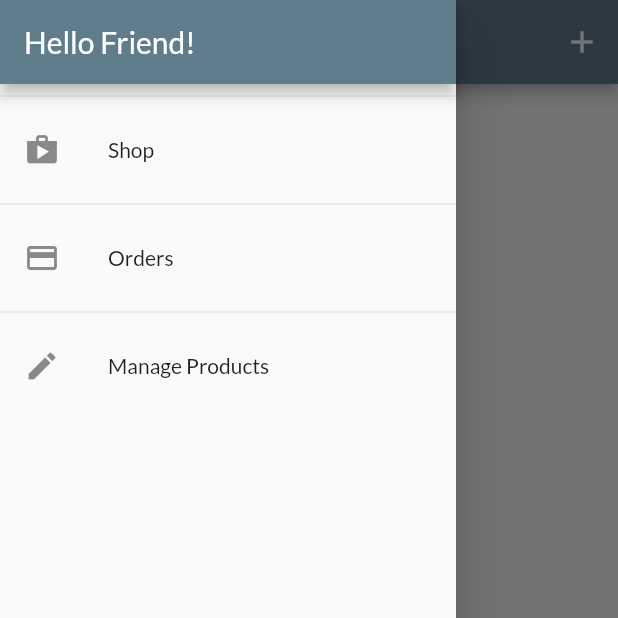
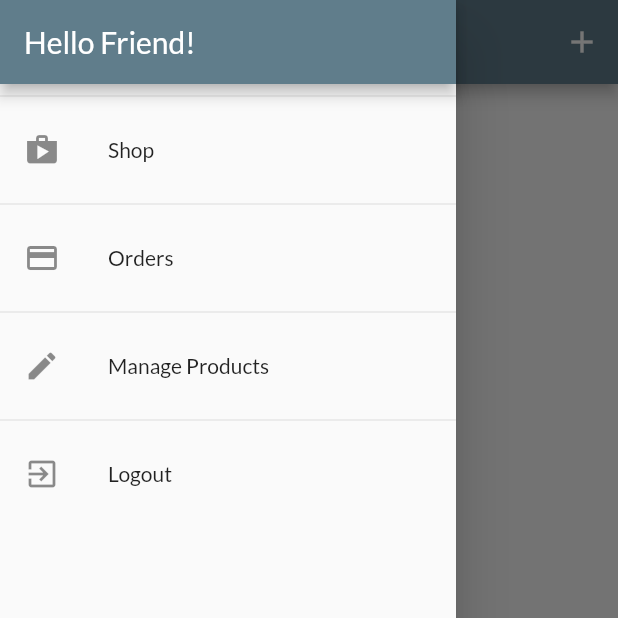
Before and after one commit to khakestari/shop_app, a Flutter app: the UserProductsScreen screen opened by its route, with the side drawer open, on a phone screen of 412 x 824 dp, the top half of it. Run offline on Flutter 3.47's test engine with Material 2 defaults, Android fonts, the phone set to English and light mode, and no system bars; network calls fail.

```diff
--- a/lib/widgets/app_drawer.dart
+++ b/lib/widgets/app_drawer.dart
@@ -1,6 +1,9 @@
 import 'package:flutter/material.dart';
+import 'package:provider/provider.dart';
 
+import '../providers/auth.dart';
 import '../screens/user_products_screen.dart';
+
 class AppDrawer extends StatelessWidget {
   const AppDrawer({super.key});
 
@@ -38,6 +41,15 @@ class AppDrawer extends StatelessWidget {
                   .pushReplacementNamed(UserProductsScreen.routName);
             },
           ),
+          const Divider(),
+          ListTile(
+            leading: const Icon(Icons.exit_to_app),
+            title: const Text('Logout'),
+            onTap: () {
+              Navigator.of(context).pop();
+              Provider.of<Auth>(context, listen: false).logout();
+            },
+          ),
         ],
       ),
     );
```
